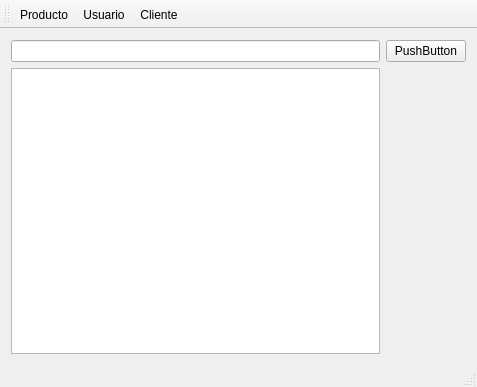
Qt form mainwindow.ui (benArambide/ProyFinal-IS2) before a commit.
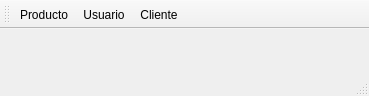
The same form after that commit. Icons and pictures are not drawn.

Diff of the .ui file:
```diff
--- a/mainwindow.ui
+++ b/mainwindow.ui
@@ -6,8 +6,8 @@
    <rect>
     <x>0</x>
     <y>0</y>
-    <width>477</width>
-    <height>387</height>
+    <width>369</width>
+    <height>96</height>
    </rect>
   </property>
   <property name="windowTitle">
@@ -27,21 +27,7 @@
    <enum>Qt::ToolButtonTextBesideIcon</enum>
   </property>
   <widget class="QWidget" name="centralWidget">
-   <layout class="QGridLayout" name="gridLayout">
-    <item row="1" column="0">
-     <widget class="QTableView" name="tableView"/>
-    </item>
-    <item row="0" column="0">
-     <widget class="QLineEdit" name="lineEdit"/>
-    </item>
-    <item row="0" column="1">
-     <widget class="QPushButton" name="pushButton">
-      <property name="text">
-       <string>PushButton</string>
-      </property>
-     </widget>
-    </item>
-   </layout>
+   <layout class="QGridLayout" name="gridLayout"/>
   </widget>
   <widget class="QToolBar" name="toolBar_modulos">
    <property name="windowTitle">
```
